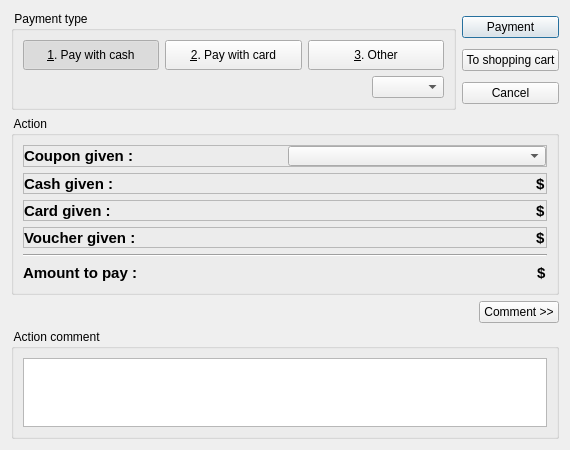
First picture: the form in client/dlgcassaaction.ui, repository tbikfalvi/Belenus, before the edit.
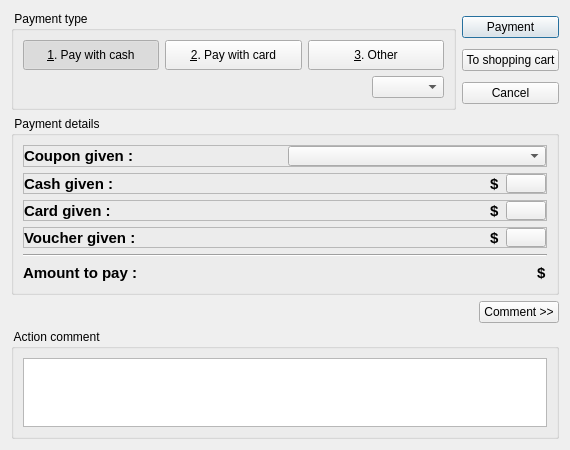
Second picture: the form after the edit.

What changed in the file:
```diff
--- a/client/dlgcassaaction.ui
+++ b/client/dlgcassaaction.ui
@@ -184,7 +184,7 @@
    <item>
     <widget class="QGroupBox" name="gbMoneyAction">
      <property name="title">
-      <string> Action </string>
+      <string> Payment details </string>
      </property>
      <layout class="QVBoxLayout" name="verticalLayout_6">
       <item>
@@ -272,9 +272,6 @@
              <property name="layoutDirection">
               <enum>Qt::RightToLeft</enum>
              </property>
-             <property name="autoFillBackground">
-              <bool>false</bool>
-             </property>
              <property name="styleSheet">
               <string notr="true">border: 0; background: transparent; color: rgb(0, 85, 0);</string>
              </property>
@@ -297,6 +294,19 @@
              </property>
             </widget>
            </item>
+           <item>
+            <widget class="QPushButton" name="pbCalculateCash">
+             <property name="text">
+              <string/>
+             </property>
+             <property name="iconSize">
+              <size>
+               <width>20</width>
+               <height>20</height>
+              </size>
+             </property>
+            </widget>
+           </item>
           </layout>
          </item>
         </layout>
@@ -380,6 +390,19 @@
              </property>
             </widget>
            </item>
+           <item>
+            <widget class="QPushButton" name="pbCalculateCard">
+             <property name="text">
+              <string/>
+             </property>
+             <property name="iconSize">
+              <size>
+               <width>20</width>
+               <height>20</height>
+              </size>
+             </property>
+            </widget>
+           </item>
           </layout>
          </item>
         </layout>
@@ -463,6 +486,19 @@
              </property>
             </widget>
            </item>
+           <item>
+            <widget class="QPushButton" name="pbCalculateVoucher">
+             <property name="text">
+              <string/>
+             </property>
+             <property name="iconSize">
+              <size>
+               <width>20</width>
+               <height>20</height>
+              </size>
+             </property>
+            </widget>
+           </item>
           </layout>
          </item>
         </layout>
```
